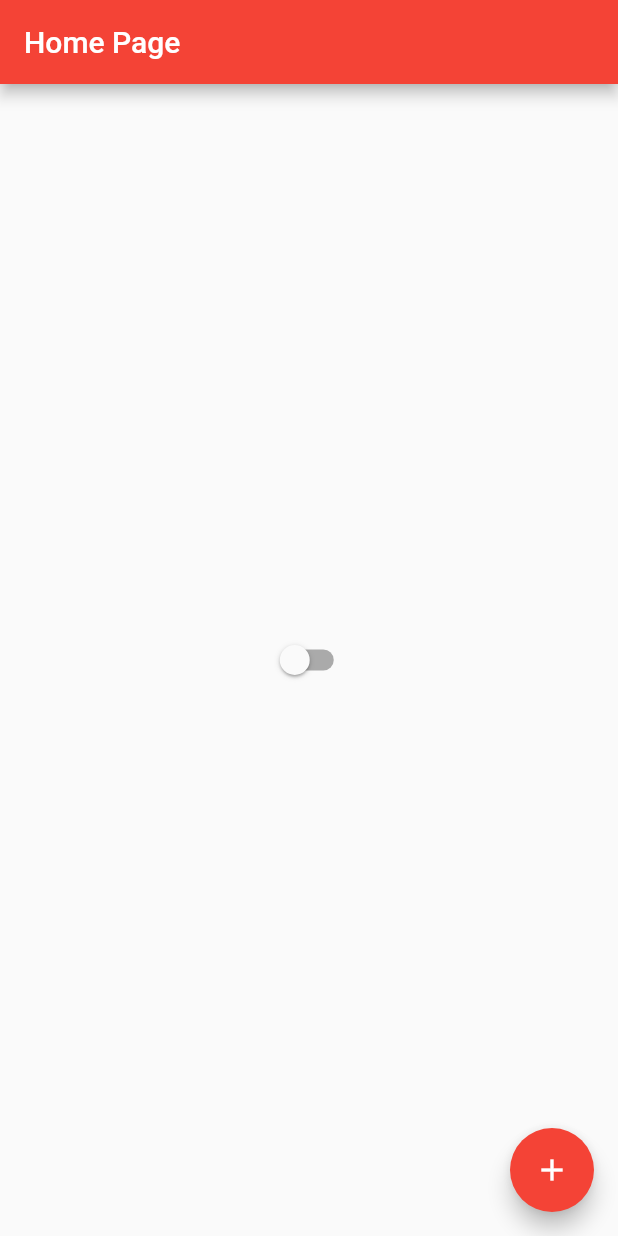
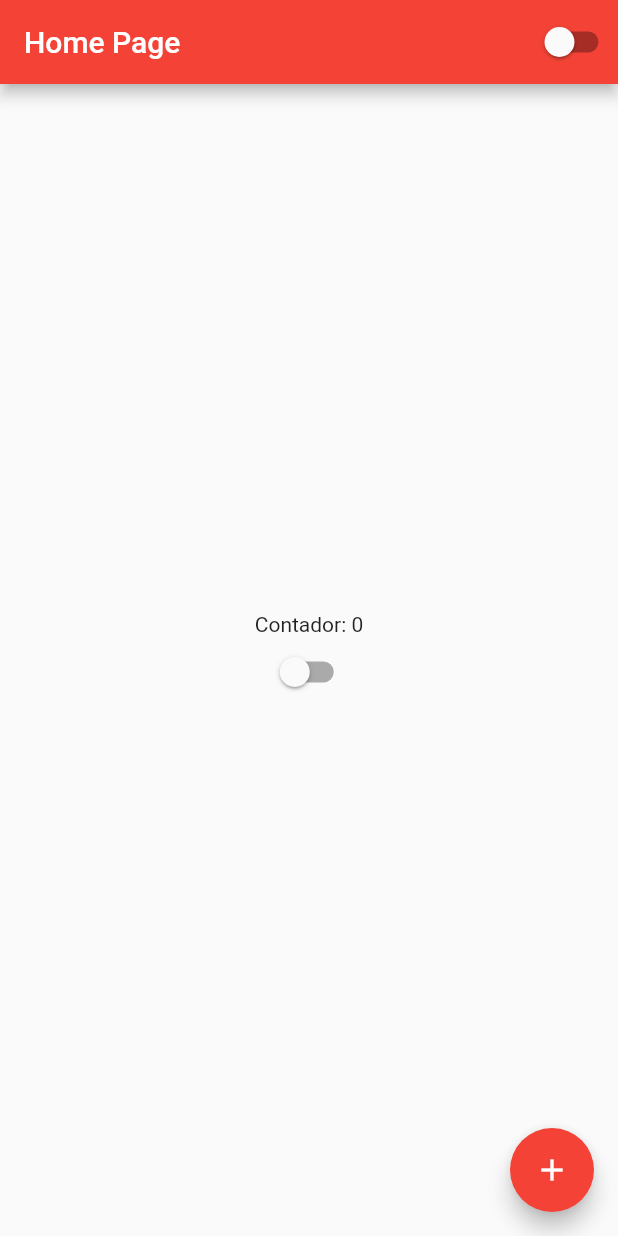
Before and after one commit to RuanK07/Flutter-Mobile, a Flutter app: the screen it shows after launch, on a phone screen of 412 x 824 dp. Run offline on Flutter 3.47's test engine with Material 2 defaults, Android fonts, the phone set to English and light mode, and no system bars.

Commit message:
Implementing and centralizing columns

```diff
--- a/lib/home_page.dart
+++ b/lib/home_page.dart
@@ -17,13 +17,18 @@ class HomePageState extends State<HomePage> {
     return Scaffold(
       appBar: AppBar(
         title: Text('Home Page'),
+        actions: [CustomSwitch()],
       ),
-      body: Center(
-        child: Switch(
-            value: AppController.instance.isDartTheme,
-            onChanged: (value) {
-              AppController.instance.changeTheme();
-            }),
+      body: Container(
+        width: double.infinity,
+        height: double.infinity,
+        child: Column(
+          mainAxisAlignment: MainAxisAlignment.center,
+          children: [
+            Text('Contador: $counter'),
+            CustomSwitch(),
+          ],
+        ),
       ),
       floatingActionButton: FloatingActionButton(
         child: Icon(Icons.add),
@@ -36,3 +41,14 @@ class HomePageState extends State<HomePage> {
     );
   }
 }
+
+class CustomSwitch extends StatelessWidget {
+  @override
+  Widget build(BuildContext context) {
+    return Switch(
+        value: AppController.instance.isDartTheme,
+        onChanged: (value) {
+          AppController.instance.changeTheme();
+        });
+  }
+}
```
